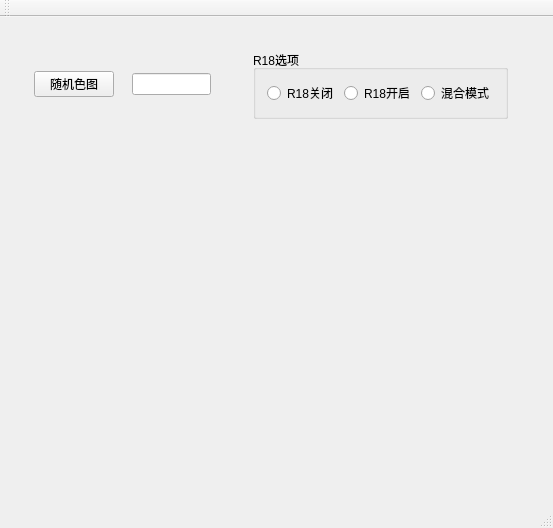
Above: setuapi/setuapi/setuapi.ui from SSD06/setu before the change. Below: the same form after it.
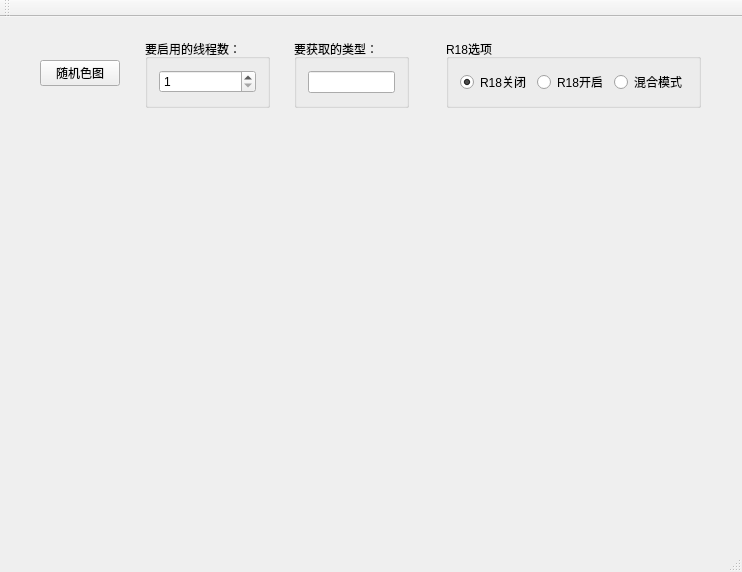
That is the form after the change. Icons and pictures are not drawn.

```diff
--- a/setuapi/setuapi/setuapi.ui
+++ b/setuapi/setuapi/setuapi.ui
@@ -9,8 +9,8 @@
    <rect>
     <x>0</x>
     <y>0</y>
-    <width>553</width>
-    <height>528</height>
+    <width>742</width>
+    <height>572</height>
    </rect>
   </property>
   <property name="windowTitle">
@@ -65,8 +65,49 @@
         </spacer>
        </item>
        <item>
+        <widget class="QGroupBox" name="groupBox_3">
+         <property name="title">
+          <string>要启用的线程数：</string>
+         </property>
+         <layout class="QVBoxLayout" name="verticalLayout_3">
+          <item>
+           <widget class="QSpinBox" name="spinBox">
+            <property name="minimum">
+             <number>1</number>
+            </property>
+            <property name="maximum">
+             <number>200</number>
+            </property>
+           </widget>
+          </item>
+         </layout>
+        </widget>
+       </item>
+       <item>
+        <spacer name="horizontalSpacer_4">
+         <property name="orientation">
+          <enum>Qt::Horizontal</enum>
+         </property>
+         <property name="sizeHint" stdset="0">
+          <size>
+           <width>40</width>
+           <height>20</height>
+          </size>
+         </property>
+        </spacer>
+       </item>
+       <item>
+        <widget class="QGroupBox" name="groupBox_2">
+         <property name="title">
+          <string>要获取的类型：</string>
+         </property>
+         <layout class="QVBoxLayout" name="verticalLayout_2">
+          <item>
         <widget class="QLineEdit" name="lineEdit"/>
        </item>
+         </layout>
+        </widget>
+       </item>
        <item>
         <widget class="QLabel" name="label_2">
          <property name="text">
@@ -75,10 +116,7 @@
         </widget>
        </item>
        <item>
-        <widget class="QWidget" name="widget_3" native="true">
-         <layout class="QHBoxLayout" name="horizontalLayout_3">
-          <item>
-           <spacer name="horizontalSpacer_4">
+        <spacer name="horizontalSpacer_5">
             <property name="orientation">
              <enum>Qt::Horizontal</enum>
             </property>
@@ -107,6 +145,9 @@
                <property name="text">
                 <string>R18关闭</string>
                </property>
+            <property name="checked">
+             <bool>true</bool>
+            </property>
               </widget>
              </item>
              <item>
@@ -126,9 +167,6 @@
             </layout>
            </widget>
           </item>
-         </layout>
-        </widget>
-       </item>
        <item>
         <spacer name="horizontalSpacer_3">
          <property name="orientation">
```
Left out of the diff: 4 changed lines with no effect on the pictures. Lines whose indentation alone changed are shown as unchanged.
